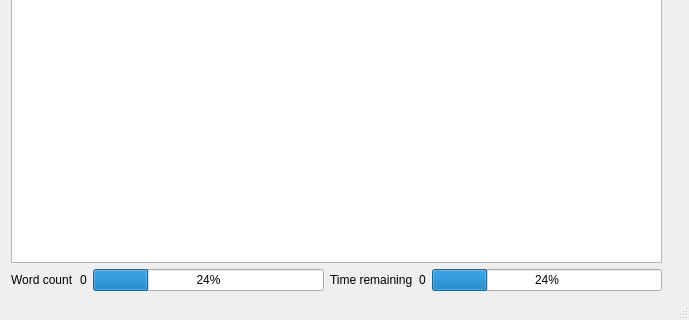
Qt form sprinter.ui (acfogarty/word-sprinter) before a commit; both pictures show x 0 to 689 and y 280 to 600 of the 689 by 600 pixel window.
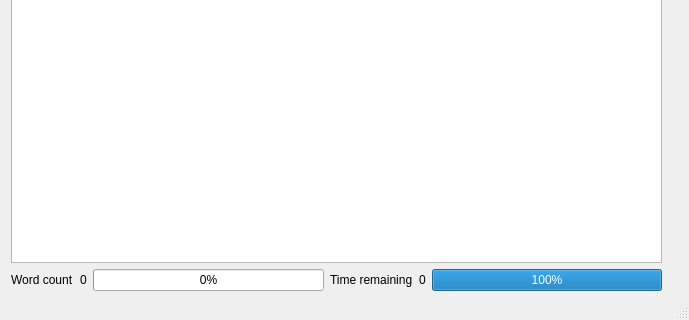
The same form after that commit.

```diff
--- a/sprinter.ui
+++ b/sprinter.ui
@@ -105,7 +105,7 @@
        <item>
         <widget class="QProgressBar" name="wordcount_progressBar">
          <property name="value">
-          <number>24</number>
+          <number>0</number>
          </property>
         </widget>
        </item>
@@ -126,7 +126,7 @@
        <item>
         <widget class="QProgressBar" name="time_remaining_progressBar">
          <property name="value">
-          <number>24</number>
+          <number>100</number>
          </property>
         </widget>
        </item>
```
